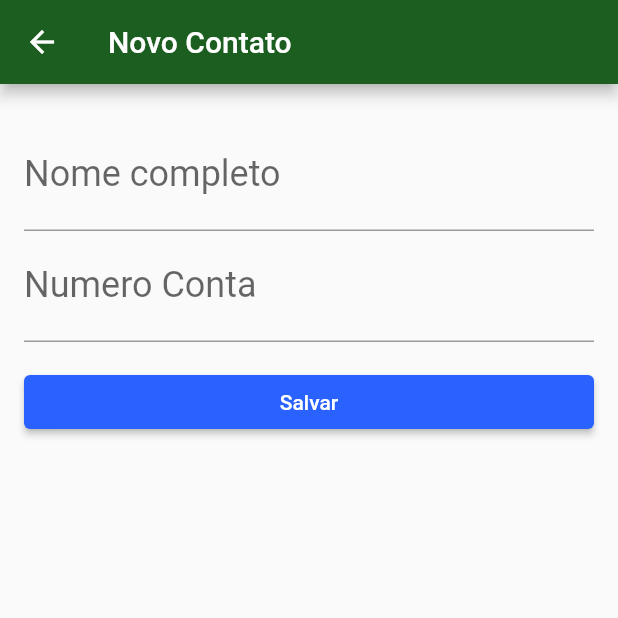
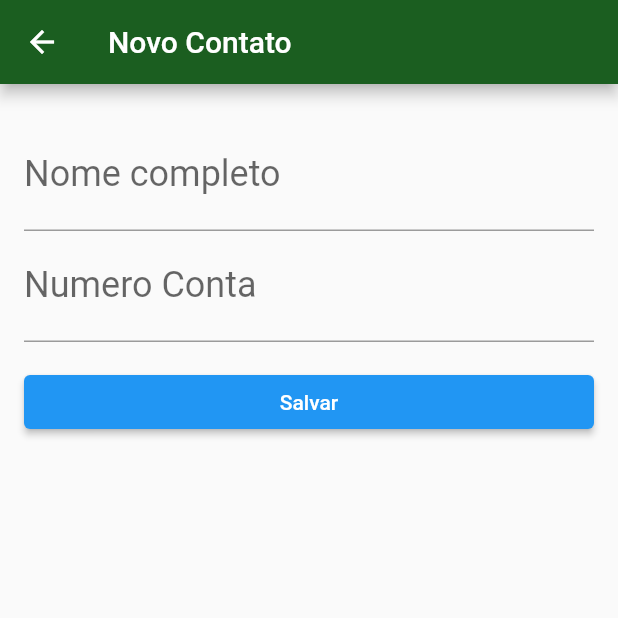
Before and after one commit to luizjunior93/byteBank, a Flutter app: the ContactsList screen opened directly, after a tap on the "add" icon, on a phone screen of 412 x 824 dp, the top half of it. Run offline on Flutter 3.47's test engine with Material 2 defaults, Android fonts, the phone set to English and light mode, and no system bars; our stand-ins replace sqflite; accounts and stored records are empty.

Commit message:
Alterações de Widgets depreciados

```diff
--- a/lib/screns/contacts_form.dart
+++ b/lib/screns/contacts_form.dart
@@ -43,7 +43,7 @@ class _ContactFormState extends State<ContactForm> {
               padding: EdgeInsets.only(top: 16.0),
               child: SizedBox(
                 width: double.maxFinite,
-                child: RaisedButton(
+                child: ElevatedButton(
                   child: Text('Salvar'),
                   onPressed: () {
                     final String name = _nameController.text;
--- a/lib/screns/contacts_list.dart
+++ b/lib/screns/contacts_list.dart
@@ -21,7 +21,7 @@ class _ContactsListState extends State<ContactsList> {
         title: Text('Contatos'),
       ),
       body: FutureBuilder<List<Contact>>(
-        initialData: List(),
+        initialData: [],
         future: _dao.findAll(),
         builder: (context, snapshot) {
           switch (snapshot.connectionState) {
```
